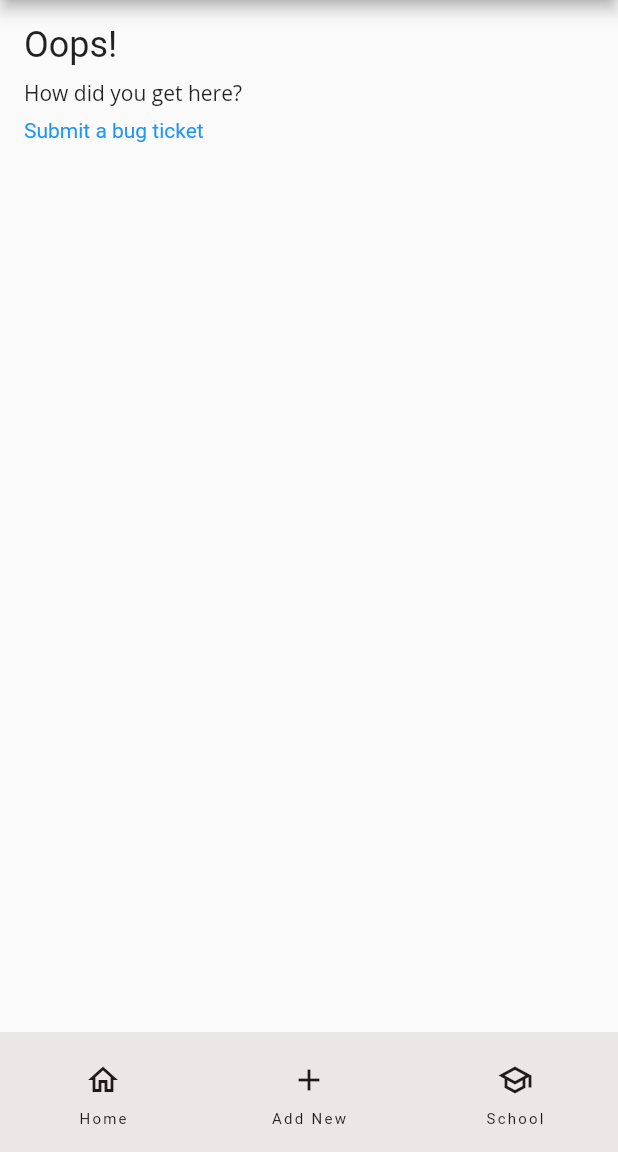
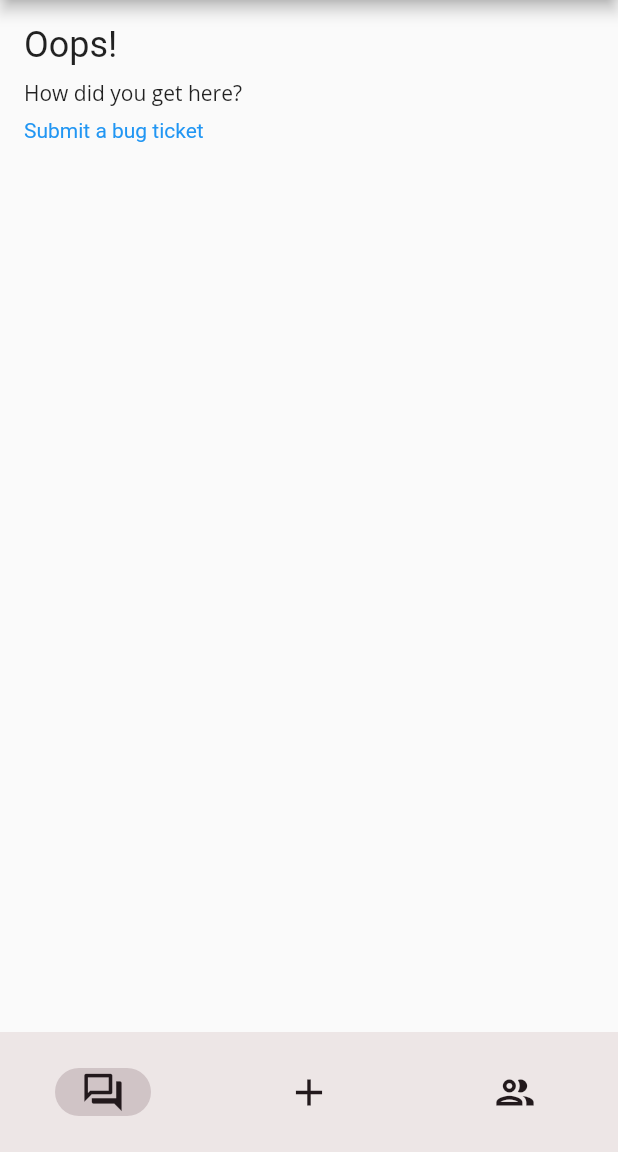
Before and after one commit to cow466/til, a Flutter app: the screen it shows after launch, item 2 of the bottom bar chosen, after a tap on the "person" icon, after a tap on the "settings" icon, on a phone screen of 412 x 824 dp, the part 84-1236 px from its top. Run offline on Flutter 3.47's test engine with Material 2 defaults, Android fonts, the light colour scheme and no system bars; our stand-ins replace flutter_markdown, go_router, google_fonts.

Commit message:
add more pages

```diff
--- a/til/lib/views/app.dart
+++ b/til/lib/views/app.dart
@@ -1,25 +1,62 @@
 import 'package:flutter/material.dart';
 import 'package:google_fonts/google_fonts.dart';
+import 'package:go_router/go_router.dart';
+
+import 'package:til/settings/settings_controller.dart';
+import 'package:til/views/pages/friends/friends_view.dart';
 import 'package:til/views/pages/home/home_view.dart';
 import 'package:til/views/layouts/main_layout/main_page_layout.dart';
-
-import 'package:til/settings/settings_controller.dart';
 import 'package:til/views/pages/new_post/new_post_view.dart';
 import 'package:til/views/pages/page_not_found/page_not_found_view.dart';
+import 'package:til/views/pages/profile/profile_view.dart';
 
 class TILApp extends StatelessWidget {
-  const TILApp({
+  TILApp({
     super.key,
     required this.settingsController,
   });
 
   final SettingsController settingsController;
 
+  final _router = GoRouter(
+    initialLocation: HomeView.routeName,
+    errorBuilder: (context, state) => const MainPageLayout(
+      body: PageNotFoundView(),
+    ),
+    routes: [
+      ShellRoute(
+        builder: (context, state, child) {
+          return MainPageLayout(
+            body: child,
+          );
+        },
+        routes: [
+          GoRoute(
+            path: HomeView.routeName,
+            builder: (context, state) => const HomeView(),
+          ),
+          GoRoute(
+            path: NewPostView.routeName,
+            builder: (context, state) => const NewPostView(),
+          ),
+          GoRoute(
+            path: FriendsView.routeName,
+            builder: (context, state) => const FriendsView(),
+          ),
+          GoRoute(
+            path: ProfileView.routeName,
+            builder: (context, state) => const ProfileView(),
+          )
+        ],
+      ),
+    ],
+  );
+
   @override
   Widget build(BuildContext context) {
     return ListenableBuilder(
       listenable: settingsController,
-      builder: (context, child) => MaterialApp(
+      builder: (context, child) => MaterialApp.router(
         theme: ThemeData(
           colorScheme: ColorScheme.fromSeed(
             seedColor: Colors.black,
@@ -30,18 +67,7 @@ class TILApp extends StatelessWidget {
         ),
         darkTheme: ThemeData.dark(),
         themeMode: settingsController.themeMode,
-        onGenerateRoute: (routeSettings) => MaterialPageRoute(
-          settings: routeSettings,
-          builder: (context) {
-            return MainPageLayout(
-              body: switch (routeSettings.name) {
-                HomeView.routeName => const HomeView(),
-                NewPostView.routeName => const NewPostView(),
-                _ => const PageNotFoundView(),
-              },
-            );
-          },
-        ),
+        routerConfig: _router,
       ),
     );
   }
--- a/til/lib/views/layouts/main_layout/main_page_layout.dart
+++ b/til/lib/views/layouts/main_layout/main_page_layout.dart
@@ -1,23 +1,19 @@
 import 'package:flutter/material.dart';
+import 'package:go_router/go_router.dart';
+
 import 'package:til/views/components/drawer_view.dart';
+import 'package:til/views/pages/friends/friends_view.dart';
 import 'package:til/views/pages/home/home_view.dart';
 import 'package:til/views/pages/new_post/new_post_view.dart';
 import 'package:til/views/pages/page_not_found/page_not_found_view.dart';
 
-class MainPageLayout extends StatefulWidget {
+class MainPageLayout extends StatelessWidget {
   const MainPageLayout({
     super.key,
     required this.body,
   });
 
   final Widget body;
-
-  @override
-  State<MainPageLayout> createState() => _MainPageLayoutState();
-}
-
-class _MainPageLayoutState extends State<MainPageLayout> {
-  int currentPageIndex = 0;
 
   @override
   Widget build(BuildContext context) {
@@ -28,9 +24,7 @@ class _MainPageLayoutState extends State<MainPageLayout> {
         centerTitle: true,
         leading: IconButton(
           onPressed: () {
-            setState(() {
-              currentPageIndex = 100;
-            });
+            context.go("/profile");
           },
           icon: const Icon(
             Icons.person,
@@ -40,9 +34,7 @@ class _MainPageLayoutState extends State<MainPageLayout> {
         actions: [
           IconButton(
             onPressed: () {
-              setState(() {
-                currentPageIndex = 101;
-              });
+              context.go("/settings");
             },
             icon: const Icon(
               Icons.settings,
@@ -51,34 +43,43 @@ class _MainPageLayoutState extends State<MainPageLayout> {
           )
         ],
       ),
-      // https://api.flutter.dev/flutter/material/NavigationBar-class.html
       bottomNavigationBar: NavigationBar(
-        selectedIndex: currentPageIndex,
+        labelBehavior: NavigationDestinationLabelBehavior.alwaysHide,
         onDestinationSelected: (value) {
-          setState(() {
-            currentPageIndex = value;
-          });
+          context.go(
+            switch (value) {
+              0 => HomeView.routeName,
+              1 => NewPostView.routeName,
+              2 => FriendsView.routeName,
+              _ => PageNotFoundView.routeName,
+            },
+          );
         },
         destinations: const <Widget>[
           NavigationDestination(
-            icon: Icon(Icons.home_outlined),
+            icon: Icon(
+              Icons.question_answer_outlined,
+              size: 30,
+            ),
             label: 'Home',
           ),
           NavigationDestination(
-            icon: Icon(Icons.add_outlined),
-            label: 'Add New',
+            icon: Icon(
+              Icons.add_outlined,
+              size: 30,
+            ),
+            label: 'New Post',
           ),
           NavigationDestination(
-            icon: Icon(Icons.school_outlined),
-            label: 'School',
+            icon: Icon(
+              Icons.people_outlined,
+              size: 30,
+            ),
+            label: 'Friends',
           ),
         ],
       ),
-      body: switch (currentPageIndex) {
-        0 => const HomeView(),
-        1 => const NewPostView(),
-        _ => const PageNotFoundView(),
-      },
+      body: body,
     );
   }
 }
--- /dev/null
+++ b/til/lib/views/pages/friends/friends_view.dart
@@ -0,0 +1,35 @@
+import 'package:flutter/material.dart';
+
+class FriendsView extends StatelessWidget {
+  const FriendsView({super.key});
+
+  static const routeName = '/friends';
+
+  @override
+  Widget build(BuildContext context) {
+    return Container(
+      padding: const EdgeInsetsDirectional.symmetric(horizontal: 20),
+      child: Column(
+        children: [
+          const Text("Friends"),
+          SizedBox(
+            height: 300,
+            child: ListView(
+              scrollDirection: Axis.horizontal,
+              children: [
+                ...[1, 2, 3, 4, 5].map((e) {
+                  return const Text(
+                    "1",
+                    style: TextStyle(
+                      backgroundColor: Colors.red,
+                    ),
+                  );
+                }).toList()
+              ],
+            ),
+          )
+        ],
+      ),
+    );
+  }
+}
--- a/til/lib/views/pages/new_post/new_post_view.dart
+++ b/til/lib/views/pages/new_post/new_post_view.dart
@@ -1,7 +1,4 @@
 import 'package:flutter/material.dart';
-import 'dart:developer' as developer;
-
-import 'package:til/views/layouts/main_layout/main_page_layout.dart';
 
 class NewPostView extends StatefulWidget {
   const NewPostView({super.key});
@@ -19,6 +16,22 @@ class _NewPostViewState extends State<NewPostView> {
 
   @override
   Widget build(BuildContext context) {
-    return Column();
+    return Column(
+      mainAxisAlignment: MainAxisAlignment.center,
+      children: [
+        const Text("Today I learned..."),
+        Container(
+          constraints: const BoxConstraints(maxWidth: 500),
+          padding: const EdgeInsets.all(20),
+          child: const TextField(
+            minLines: 1,
+            maxLines: 5,
+            decoration: InputDecoration(
+              border: OutlineInputBorder(),
+            ),
+          ),
+        ),
+      ],
+    );
   }
 }
--- a/til/lib/views/pages/page_not_found/page_not_found_view.dart
+++ b/til/lib/views/pages/page_not_found/page_not_found_view.dart
@@ -15,6 +15,8 @@ How did you get here?
 class PageNotFoundView extends StatelessWidget {
   const PageNotFoundView({super.key});
 
+  static const routeName = "/page-not-found";
+
   @override
   Widget build(BuildContext context) {
     return const MockupMarkdownView(data: pageSpecification);
--- /dev/null
+++ b/til/lib/views/pages/profile/profile_view.dart
@@ -0,0 +1,144 @@
+import 'package:flutter/material.dart';
+import 'dart:developer' as developer;
+
+class ProfileView extends StatefulWidget {
+  const ProfileView({super.key});
+
+  static const routeName = '/profile';
+
+  @override
+  State<ProfileView> createState() => _ProfileViewState();
+}
+
+class _ProfileViewState extends State<ProfileView> {
+  final headerStyle = const TextStyle(
+    fontSize: 18,
+    fontWeight: FontWeight.bold,
+  );
+
+  Widget createHeaderSection({required String title, required String body}) {
+    return Container(
+      margin: const EdgeInsets.only(bottom: 12),
+      child: Column(
+        crossAxisAlignment: CrossAxisAlignment.start,
+        children: [
+          Text(
+            title,
+            style: headerStyle,
+          ),
+          Text(
+            body,
+            style: const TextStyle(
+              fontSize: 16,
+            ),
+          )
+        ],
+      ),
+    );
+  }
+
+  Widget createEmailSection({required String email}) {
+    String emailStatus = "Email verified";
+    return Column(
+      crossAxisAlignment: CrossAxisAlignment.start,
+      children: [
+        Text(
+          email,
+          style: const TextStyle(
+            fontSize: 16,
+          ),
+        ),
+        Text(
+          emailStatus,
+          style: const TextStyle(
+            fontSize: 16,
+            color: Colors.lightBlue,
+          ),
+        ),
+      ],
+    );
+  }
+
+  Widget createAboutMeSection() {
+    String aboutMe = "I kinda like algorithms.";
+    return Column(
+      crossAxisAlignment: CrossAxisAlignment.start,
+      children: [
+        Text(
+          "About me",
+          style: headerStyle,
+        ),
+        Text(
+          aboutMe,
+        ),
+      ],
+    );
+  }
+
+  Widget createThingsYouLearnedSection() {
+    String temp = "Temp";
+    return Column(
+      crossAxisAlignment: CrossAxisAlignment.start,
+      children: [
+        Text(
+          "Some things you learned",
+          style: headerStyle,
+        ),
+        Text(
+          temp,
+        ),
+      ],
+    );
+  }
+
+  @override
+  Widget build(BuildContext context) {
+    return Container(
+      padding: const EdgeInsets.all(20),
+      child: Column(
+        crossAxisAlignment: CrossAxisAlignment.start,
+        children: [
+          Row(
+            children: [
+              const CircleAvatar(
+                minRadius: 75,
+                child: Icon(
+                  Icons.person,
+                  size: 120,
+                ),
+              ),
+              const SizedBox(
+                width: 20,
+              ),
+              Column(
+                mainAxisAlignment: MainAxisAlignment.start,
+                crossAxisAlignment: CrossAxisAlignment.start,
+                children: [
+                  createHeaderSection(
+                    title: "Name",
+                    body: "John Foo",
+                  ),
+                  createHeaderSection(
+                    title: "Organization",
+                    body: "University of Hawaii at Manoa",
+                  ),
+                  createEmailSection(
+                    email: "cow@hawaii.edu",
+                  ),
+                ],
+              ),
+            ],
+          ),
+          const SizedBox(
+            height: 32,
+          ),
+          createAboutMeSection(),
+          const SizedBox(
+            height: 32,
+          ),
+          createThingsYouLearnedSection(),
+        ],
+      ),
+    );
+  }
+}
--- a/til/pubspec.yaml
+++ b/til/pubspec.yaml
@@ -38,6 +38,7 @@ dependencies:
   flutter_markdown: ^0.6.17+3
   url_launcher: ^6.1.14
   google_fonts: ^6.1.0
+  go_router: ^11.1.2
 
 dev_dependencies:
   flutter_test:
```
Also changed, not shown: til/pubspec.lock.
